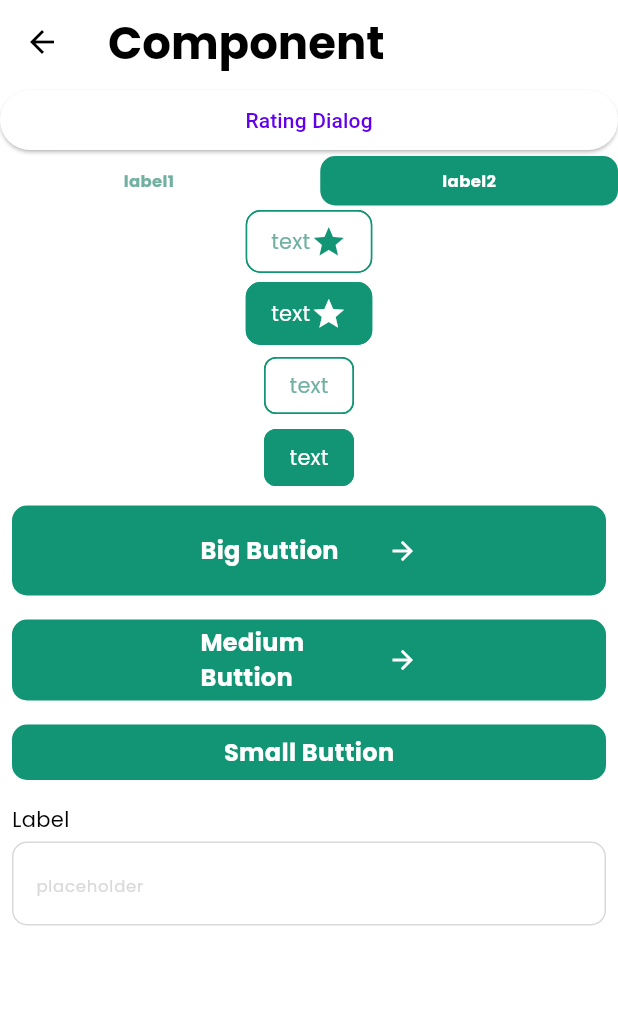
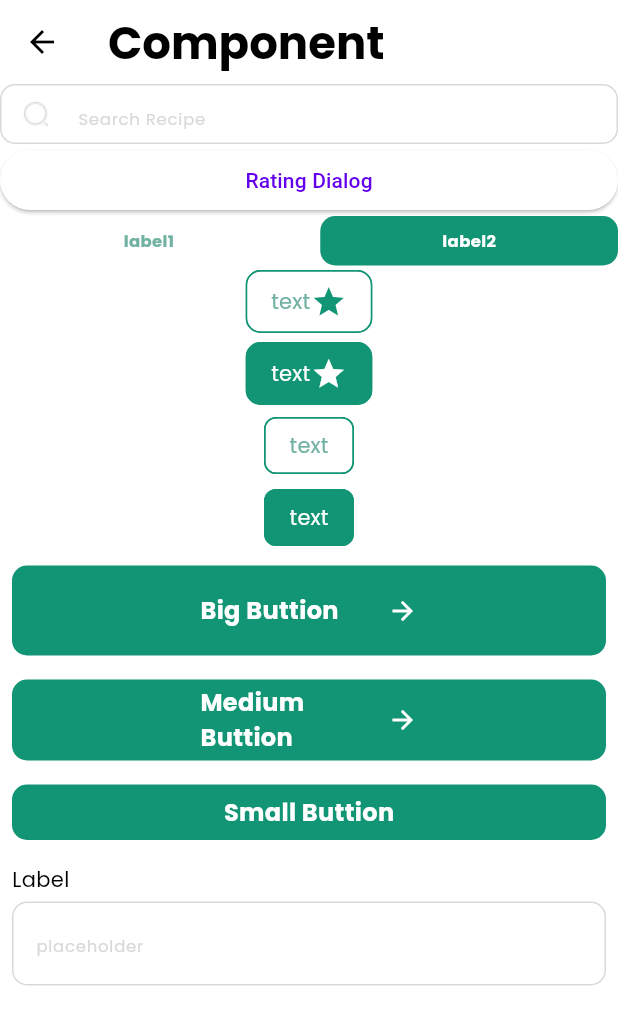
Before and after one commit to hugedreamhd/recipe_app, a Flutter app: the MyHomePage screen opened directly, on a phone screen of 412 x 824 dp. Shown: the top 1025 px of the screen. Run offline on Flutter 3.47's test engine with Material 3 defaults, Android fonts, the phone set to English and light mode, and no system bars; our stand-ins replace freezed_annotation, go_router; generated files the repository leaves out were written again.

Commit message:
feat: searchInputField 작성 - input 필드 컴포넌트를 활용해 작성 - input 필드에 쓰일 icon asset 등록

```diff
--- /dev/null
+++ b/lib/core/presentation/components/seartch_input_field.dart
@@ -0,0 +1,46 @@
+import 'package:flutter/material.dart';
+
+import '../../../ui/color_styles.dart';
+import '../../../ui/text_styles.dart';
+
+class SearchInputField extends StatelessWidget {
+  final String placeholder;
+  final TextEditingController? controller;
+
+  const SearchInputField({
+    super.key,
+    required this.placeholder,
+    this.controller,
+  });
+
+  @override
+  Widget build(BuildContext context) {
+    return SizedBox(
+      height: 40,
+      child: TextField(
+        controller: controller,
+        decoration: InputDecoration(
+          prefixIcon: Image.asset('assets/images/search-normal.png'),
+          enabledBorder: OutlineInputBorder(
+            //포커스 되지 않았을때의 테두리
+            borderRadius: BorderRadius.circular(10),
+            borderSide: const BorderSide(
+              color: ColorStyles.gray4,
+            ),
+          ),
+          focusedBorder: OutlineInputBorder(
+            //포커스 되었을때의 테두리
+            borderRadius: BorderRadius.circular(10),
+            borderSide: const BorderSide(
+              color: ColorStyles.primary80,
+            ),
+          ),
+          hintText: placeholder,
+          hintStyle: TextStyles.smallerTextReguler.copyWith(
+            color: ColorStyles.gray4,
+          ),
+        ),
+      ),
+    );
+  }
+}
--- a/lib/main.dart
+++ b/lib/main.dart
@@ -1,6 +1,7 @@
 import 'package:flutter/material.dart';
 import 'package:recipe_app/core/presentation/components/filter_button.dart';
 import 'package:recipe_app/core/presentation/components/input_field.dart';
+import 'package:recipe_app/core/presentation/components/seartch_input_field.dart';
 import 'package:recipe_app/core/presentation/components/two_tab.dart';
 import 'package:recipe_app/core/presentation/dialog/rating_dialog.dart';
 
@@ -49,6 +50,7 @@ class MyHomePage extends StatelessWidget {
       ),
       body: ListView(
         children: [
+          const SearchInputField(placeholder: 'Search Recipe'),
           ElevatedButton(
             onPressed: () {
               showDialog(
```
Also changed, not shown: assets/images/search-normal.png (added).
